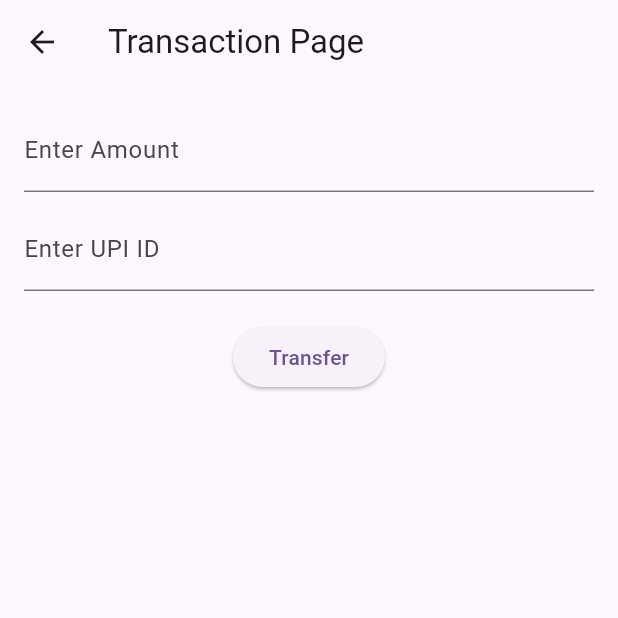
After one commit to hahaanisha/digipal, a Flutter app: the HardLevelPage screen opened directly, after a tap on "Module 2: Basic Payments", on a phone screen of 412 x 824 dp, the top half of it. The commit adds this screen. Run offline on Flutter 3.47's test engine with Material 3 defaults, Android fonts, the phone set to English and light mode, and no system bars; our stand-ins replace firebase_auth, firebase_core, firebase_database, flutter_gemini, flutter_tts, webview_flutter and 1 more; missing offline and left inert: easy_upi_payment, mailer, webview_flutter_android, webview_flutter_wkwebview; accounts and stored records are empty.

Commit message:
TTS and Payment Pages

```diff
--- a/lib/auth/login.dart
+++ b/lib/auth/login.dart
@@ -29,7 +29,7 @@ class _LoginPagerState extends State<LoginPager> {
     _flutterTts = FlutterTts();
 
     await _flutterTts.awaitSpeakCompletion(true);
-    await _flutterTts.setLanguage("en-US");
+    await _flutterTts.setLanguage("hi-IN");
     await _flutterTts.setSpeechRate(0.5);
     await _flutterTts.setVolume(1.0);
     await _flutterTts.setPitch(1.0);
@@ -37,7 +37,7 @@ class _LoginPagerState extends State<LoginPager> {
 
   /// ✅ Speak after successful login
   Future<void> _speakWelcome() async {
-    await _flutterTts.speak("Welcome to DIGIPAL");
+    await _flutterTts.speak("डिजीपलमध्ये आपले स्वागत आहे");
   }
 
   /// ✅ Login Function
--- a/lib/screens/Hard/HardHome.dart
+++ b/lib/screens/Hard/HardHome.dart
@@ -1,4 +1,6 @@
 import 'package:flutter/material.dart';
+
+import 'PaymentsPage.dart';
 
 class HardLevelPage extends StatelessWidget {
   const HardLevelPage({Key? key}) : super(key: key);
@@ -110,21 +112,31 @@ class HardLevelPage extends StatelessWidget {
               const SizedBox(height: 20),
 
               _buildModuleCard(
-                title: "Module 1: Cybersecurity",
+                title: "Module 1: Forms",
                 description:
                 "Understand digital threats, secure your accounts, and protect personal information.",
                 imagePath: "assets/cybersecurity.png",
                 onTap: () {
-                  Navigator.pushNamed(context, '/cyberSecurity');
+                  // Navigator.push(
+                  //   context,
+                  //   MaterialPageRoute(
+                  //     builder: (context) => TransactionPage(),
+                  //   ),
+                  // );
                 },
               ),
               _buildModuleCard(
-                title: "Module 2: Cloud Storage",
+                title: "Module 2: Basic Payments",
                 description:
                 "Learn how to use Google Drive, Dropbox, and OneDrive for easy file access and backups.",
                 imagePath: "assets/cloud.png",
                 onTap: () {
-                  Navigator.pushNamed(context, '/cloudStorage');
+                  Navigator.push(
+                    context,
+                    MaterialPageRoute(
+                      builder: (context) => TransactionPage(),
+                    ),
+                  );
                 },
               ),
               _buildModuleCard(
--- /dev/null
+++ b/lib/screens/Hard/PaymentsPage.dart
@@ -0,0 +1,73 @@
+import 'package:flutter/material.dart';
+import 'package:easy_upi_payment/easy_upi_payment.dart';
+
+class TransactionPage extends StatefulWidget {
+  @override
+  _TransactionPageState createState() => _TransactionPageState();
+}
+
+class _TransactionPageState extends State<TransactionPage> {
+  final TextEditingController _amountController = TextEditingController();
+  final TextEditingController _upiIdController = TextEditingController();
+
+  Future<void> _transferMoney() async {
+    final amount = _amountController.text.trim();
+    final upiId = _upiIdController.text.trim();
+
+    if (amount.isEmpty || upiId.isEmpty) {
+      ScaffoldMessenger.of(context).showSnackBar(
+        SnackBar(content: Text("Please enter all details")),
+      );
+      return;
+    }
+
+    try {
+      final response = await EasyUpiPaymentPlatform.instance.startPayment(
+        EasyUpiPaymentModel(
+          payeeVpa: 'anis191004@okaxis', // Assuming the phone number can act as VPA
+          payeeName: 'Anisha',
+          amount: double.parse(amount),
+          description: 'Payment Transfered to $upiId',
+        ),
+      );
+
+      ScaffoldMessenger.of(context).showSnackBar(
+        SnackBar(content: Text("Transaction Status: ${response}")),
+      );
+    } on EasyUpiPaymentException catch (e) {
+      ScaffoldMessenger.of(context).showSnackBar(
+        SnackBar(content: Text("Transaction Failed: $e")),
+      );
+    }
+  }
+
+  @override
+  Widget build(BuildContext context) {
+    return Scaffold(
+      appBar: AppBar(title: Text("Transaction Page")),
+      body: Padding(
+        padding: EdgeInsets.all(16.0),
+        child: Column(
+          children: [
+            TextField(
+              controller: _amountController,
+              keyboardType: TextInputType.number,
+              decoration: InputDecoration(labelText: "Enter Amount"),
+            ),
+            SizedBox(height: 10),
+            TextField(
+              controller: _upiIdController,
+              keyboardType: TextInputType.emailAddress,
+              decoration: InputDecoration(labelText: "Enter UPI ID"),
+            ),
+            SizedBox(height: 20),
+            ElevatedButton(
+              onPressed: _transferMoney,
+              child: Text("Transfer"),
+            ),
+          ],
+        ),
+      ),
+    );
+  }
+}
```
Also changed, not shown: pubspec.yaml (+5 -2 lines), pubspec.lock, 5 other files.
